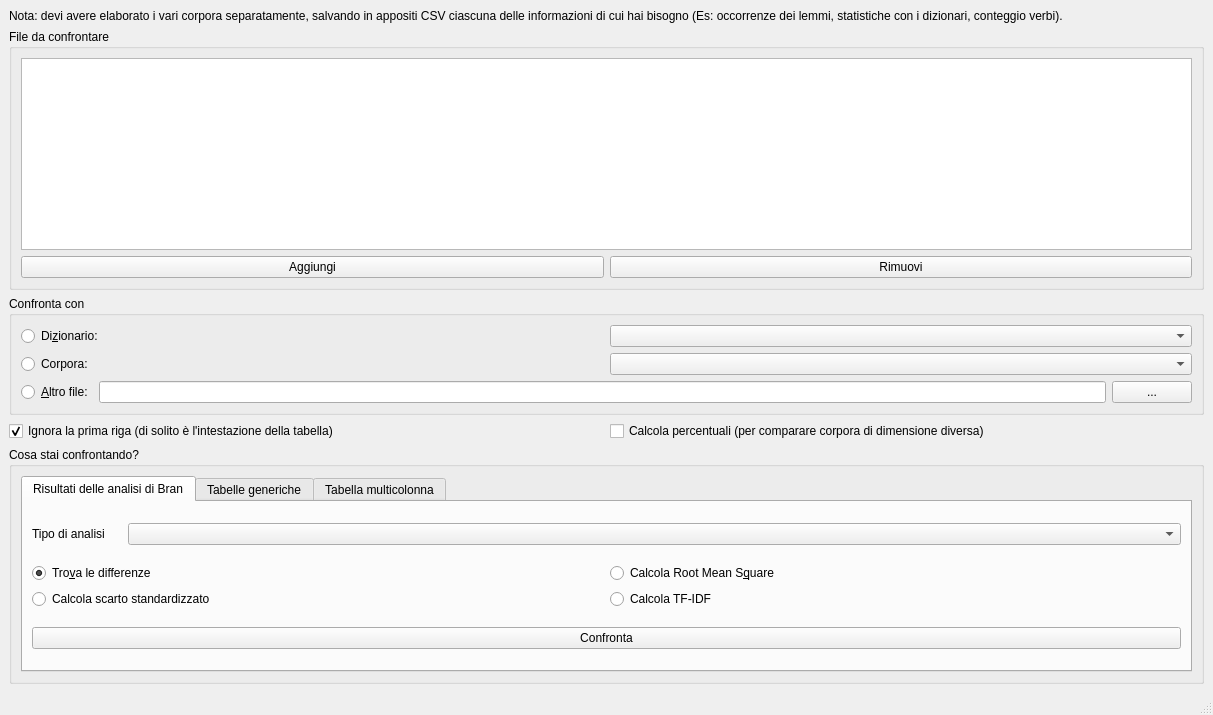
Above: forms/confronto.ui from zorbaproject/Bran before the change. Below: the same form after it.
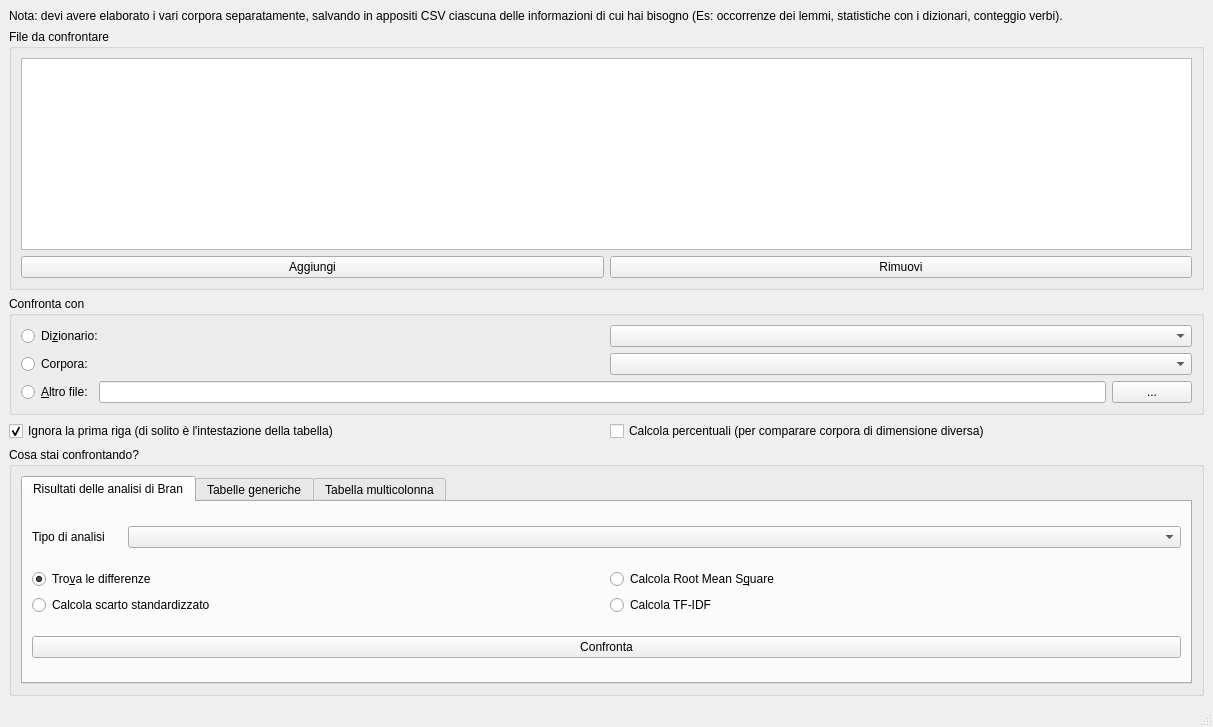
That is the form after the change.

Diff of the .ui file:
```diff
--- a/forms/confronto.ui
+++ b/forms/confronto.ui
@@ -7,7 +7,7 @@
     <x>0</x>
     <y>0</y>
     <width>1213</width>
-    <height>715</height>
+    <height>727</height>
    </rect>
   </property>
   <property name="windowTitle">
```
